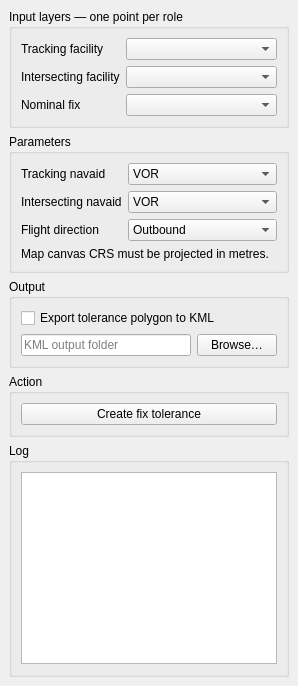
First picture: the form in Q_Pansopy/ui/conv/qpansopy_radial_bearing_intersection_dockwidget.ui, repository FLYGHT7/qpansopy, before the edit.
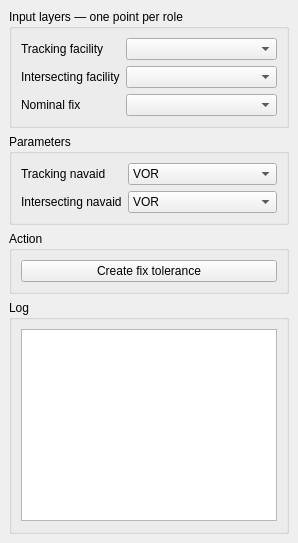
Second picture: the form after the edit. Custom widgets are drawn as their Qt base class.

Commit message: Simplify Radial/Bearing Tolerance UI by removing unnecessary fields and updating related tests

The edit to the form file:
```diff
--- a/Q_Pansopy/ui/conv/qpansopy_radial_bearing_intersection_dockwidget.ui
+++ b/Q_Pansopy/ui/conv/qpansopy_radial_bearing_intersection_dockwidget.ui
@@ -23,19 +23,6 @@
       <item row="0" column="1"><widget class="QComboBox" name="trackingTypeComboBox"><item><property name="text"><string>VOR</string></property></item><item><property name="text"><string>ILS</string></property></item><item><property name="text"><string>NDB</string></property></item></widget></item>
       <item row="1" column="0"><widget class="QLabel" name="crossingTypeLabel"><property name="text"><string>Intersecting navaid</string></property></widget></item>
       <item row="1" column="1"><widget class="QComboBox" name="crossingTypeComboBox"><item><property name="text"><string>VOR</string></property></item><item><property name="text"><string>ILS</string></property></item><item><property name="text"><string>NDB</string></property></item></widget></item>
-      <item row="2" column="0"><widget class="QLabel" name="directionLabel"><property name="text"><string>Flight direction</string></property></widget></item>
-      <item row="2" column="1"><widget class="QComboBox" name="flightDirectionComboBox"><item><property name="text"><string>Outbound</string></property></item><item><property name="text"><string>Inbound</string></property></item></widget></item>
-      <item row="3" column="0" colspan="2"><widget class="QLabel" name="crsHintLabel"><property name="text"><string>Map canvas CRS must be projected in metres.</string></property></widget></item>
-     </layout>
-    </widget></item>
-    <item><widget class="QGroupBox" name="outputGroup">
-     <property name="title"><string>Output</string></property>
-     <layout class="QVBoxLayout" name="outputLayout">
-      <item><widget class="QCheckBox" name="exportKmlCheckBox"><property name="text"><string>Export tolerance polygon to KML</string></property></widget></item>
-      <item><layout class="QHBoxLayout" name="outputFolderLayout">
-       <item><widget class="QLineEdit" name="outputFolderLineEdit"><property name="placeholderText"><string>KML output folder</string></property></widget></item>
-       <item><widget class="QPushButton" name="browseButton"><property name="text"><string>Browse…</string></property></widget></item>
-      </layout></item>
      </layout>
     </widget></item>
     <item><widget class="QGroupBox" name="actionGroup">
```
The commit also changes 3 other files.
